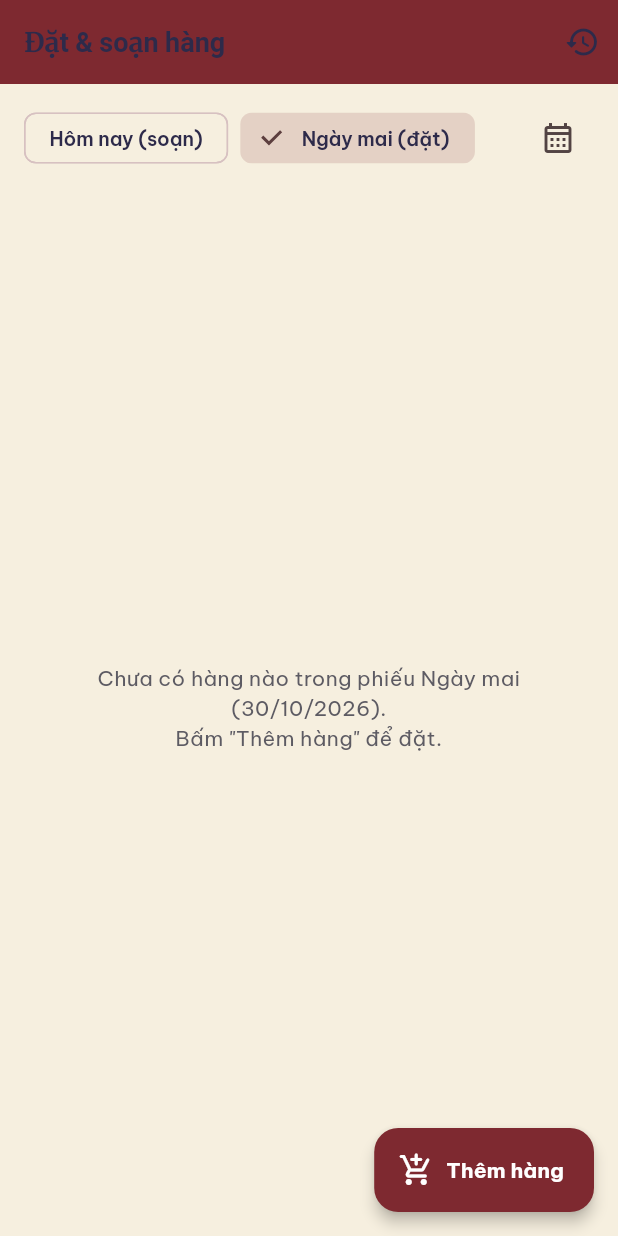
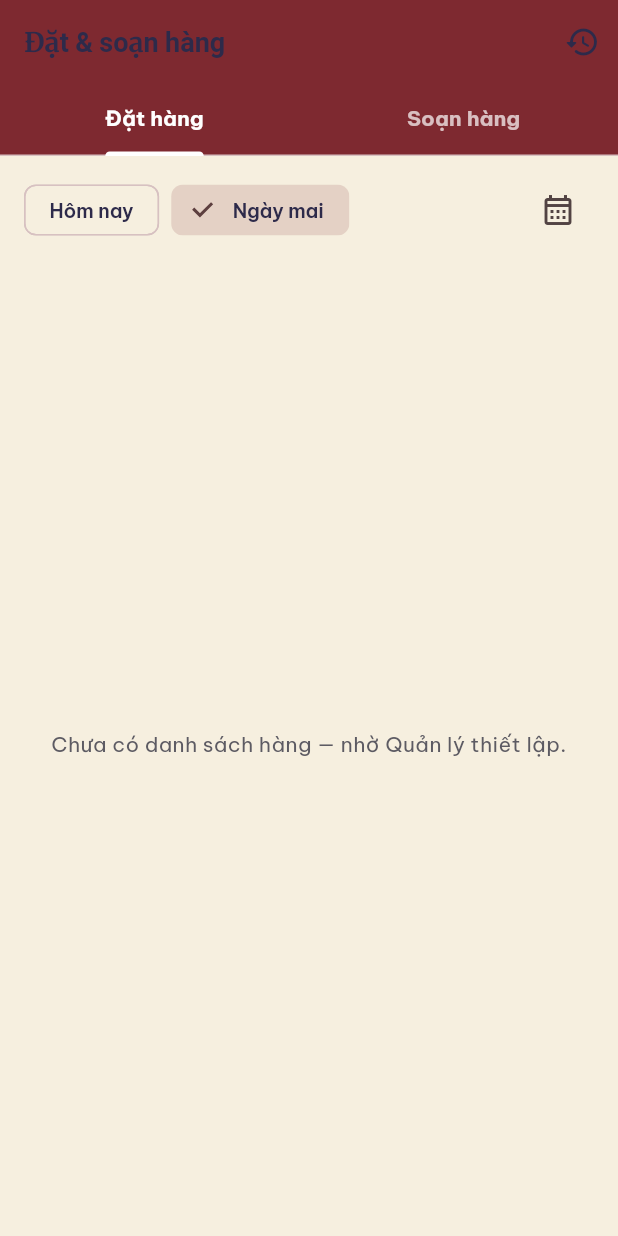
Before and after one commit to 2312741-sudo/appchamcong, a Flutter app: the SupplyOrderScreen screen opened by its route, on a phone screen of 412 x 824 dp. Run offline on Flutter 3.47's test engine with Material 3 defaults, Android fonts, the phone set to English and light mode, and no system bars; our stand-ins replace cached_network_image, cloud_firestore, cloud_functions, equatable, firebase_auth, firebase_core and 16 more; missing offline and left inert: excel, mobile_scanner, network_info_plus; accounts and stored records are empty; network calls fail.

Commit message:
feat(supply-order): đặt hàng theo danh sách có sẵn, chỉ nhập số lượng / trọng lượng
Tab "Đặt hàng" hiện toàn bộ danh mục (tên + đơn vị) kèm ô nhập số lượng cho từng món
và số đã đặt; gửi một lần. Tab "Soạn hàng" giữ checklist "Đã soạn".

Co-Authored-By: Claude Opus 5.5 <noreply@anthropic.com>
Claude-Session: https://claude.ai/code/session_01V41Qg3MSUCu7RRE9PDEi8b

```diff
--- a/lib/features/supply_order/screens/supply_order_screen.dart
+++ b/lib/features/supply_order/screens/supply_order_screen.dart
@@ -24,13 +24,71 @@ class SupplyOrderScreen extends ConsumerStatefulWidget {
   ConsumerState<SupplyOrderScreen> createState() => _SupplyOrderScreenState();
 }
 
-class _SupplyOrderScreenState extends ConsumerState<SupplyOrderScreen> {
+class _SupplyOrderScreenState extends ConsumerState<SupplyOrderScreen> with SingleTickerProviderStateMixin {
   late String _date;
+  late final TabController _tabs;
+  // Ô nhập số lượng / trọng lượng cho từng mặt hàng ở tab "Đặt hàng"
+  final Map<String, TextEditingController> _qtyCtrls = {};
+  bool _saving = false;
 
   @override
   void initState() {
     super.initState();
     _date = widget.initialDate ?? SupplyDateUtils.tomorrow();
+    // Mở phiếu hôm nay → vào thẳng tab "Soạn hàng"; ngày khác → "Đặt hàng"
+    _tabs = TabController(length: 2, vsync: this, initialIndex: _date == SupplyDateUtils.today() ? 1 : 0);
+  }
+
+  @override
+  void dispose() {
+    _tabs.dispose();
+    for (final c in _qtyCtrls.values) {
+      c.dispose();
+    }
+    super.dispose();
+  }
+
+  TextEditingController _ctrlFor(String itemId) => _qtyCtrls.putIfAbsent(itemId, () => TextEditingController());
+
+  int get _pendingCount => _qtyCtrls.values.where((c) => SupplyDateUtils.parseQty(c.text) != null).length;
+
+  /// Lưu mọi số lượng đã nhập ở tab "Đặt hàng" vào phiếu ngày đang xem (cộng dồn)
+  Future<void> _saveOrder(List<SupplyItem> items) async {
+    final quantities = <SupplyItem, double>{};
+    for (final it in items) {
+      final c = _qtyCtrls[it.id];
+      if (c == null || c.text.trim().isEmpty) continue;
+      final q = SupplyDateUtils.parseQty(c.text);
+      if (q == null) {
+        _snack('Số lượng của "${it.name}" không hợp lệ', error: true);
+        return;
+      }
+      quantities[it] = q;
+    }
+    if (quantities.isEmpty) {
+      _snack('Nhập số lượng cho ít nhất một món');
+      return;
+    }
+    final storeId = ref.read(currentStoreIdProvider);
+    if (storeId == null) return;
+    setState(() => _saving = true);
+    try {
+      await ref.read(supplyOrderRepositoryProvider).addManyToOrder(
+            storeId,
+            _date,
+            quantities: quantities,
+            uid: _uid,
+            userName: _userName,
+          );
+      for (final c in _qtyCtrls.values) {
+        c.clear();
+      }
+      _snack('Đã đặt ${quantities.length} món cho ${SupplyDateUtils.label(_date)}');
+    } catch (e) {
+      _snack('Không lưu được: $e', error: true);
+    } finally {
+      if (mounted) setState(() => _saving = false);
+    }
   }
 
   String get _uid => ref.read(currentUserIdProvider) ?? '';
@@ -95,47 +153,6 @@ class _SupplyOrderScreenState extends ConsumerState<SupplyOrderScreen> {
     }
     onNote?.call(noteCtrl.text);
     return q;
-  }
-
-  /// Chọn mặt hàng trong danh mục rồi nhập số lượng → cộng dồn vào phiếu ngày đang xem
-  Future<void> _addItem() async {
-    final items = ref.read(supplyItemsProvider).valueOrNull ?? const <SupplyItem>[];
-    final canCatalog = AppPermissions.canManageSupplyCatalog(ref.read(currentMemberProvider)?.role);
-    if (items.isEmpty) {
-      _snack(canCatalog ? 'Danh mục hàng đang trống — hãy thêm mặt hàng trước' : 'Danh mục hàng đang trống — nhờ Quản lý thêm mặt hàng');
-      if (canCatalog) _openCatalog();
-      return;
-    }
-    final item = await showModalBottomSheet<SupplyItem>(
-      context: context,
-      isScrollControlled: true,
-      showDragHandle: true,
-      builder: (ctx) => _ItemPickerSheet(items: items),
-    );
-    if (item == null || !mounted) return;
-    var note = '';
-    final qty = await _askQty(
-      title: 'Đặt "${item.name}" cho ${SupplyDateUtils.label(_date)}',
-      unit: item.unit,
-      onNote: (n) => note = n,
-    );
-    if (qty == null) return;
-    final storeId = ref.read(currentStoreIdProvider);
-    if (storeId == null) return;
-    try {
-      await ref.read(supplyOrderRepositoryProvider).addToOrder(
-            storeId,
-            _date,
-            item: item,
-            qty: qty,
-            uid: _uid,
-            userName: _userName,
-            note: note,
-          );
-      _snack('Đã thêm ${SupplyDateUtils.formatQty(qty)} ${item.unit} ${item.name}');
-    } catch (e) {
-      _snack('Không lưu được: $e', error: true);
-    }
   }
 
   Future<void> _editLine(SupplyOrderLine line) async {
@@ -212,8 +229,8 @@ class _SupplyOrderScreenState extends ConsumerState<SupplyOrderScreen> {
     return Padding(
       padding: const EdgeInsets.fromLTRB(16, 12, 16, 4),
       child: Row(children: [
-        chip('Hôm nay (soạn)', today),
-        chip('Ngày mai (đặt)', tomorrow),
+        chip('Hôm nay', today),
+        chip('Ngày mai', tomorrow),
         const Spacer(),
         IconButton(tooltip: 'Chọn ngày', icon: const Icon(Icons.calendar_month_outlined), onPressed: _pickDate),
       ]),
@@ -225,6 +242,7 @@ class _SupplyOrderScreenState extends ConsumerState<SupplyOrderScreen> {
     final member = ref.watch(currentMemberProvider);
     final canCatalog = AppPermissions.canManageSupplyCatalog(member?.role);
     final orderAsync = ref.watch(supplyOrderProvider(_date));
+    final itemsAsync = ref.watch(supplyItemsProvider);
     final isToday = _date == SupplyDateUtils.today();
 
     return Scaffold(
@@ -242,18 +260,131 @@ class _SupplyOrderScreenState extends ConsumerState<SupplyOrderScreen> {
           if (canCatalog)
             IconButton(tooltip: 'Danh mục hàng', icon: const Icon(Icons.inventory_2_outlined), onPressed: _openCatalog),
         ],
+        bottom: TabBar(
+          controller: _tabs,
+          labelColor: Colors.white,
+          unselectedLabelColor: Colors.white70,
+          indicatorColor: Colors.white,
+          labelStyle: GoogleFonts.beVietnamPro(fontWeight: FontWeight.bold),
+          tabs: const [Tab(text: 'Đặt hàng'), Tab(text: 'Soạn hàng')],
         ),
-      floatingActionButton: FloatingActionButton.extended(
-        backgroundColor: AppColors.primary,
-        foregroundColor: Colors.white,
-        onPressed: _addItem,
-        icon: const Icon(Icons.add_shopping_cart_rounded),
-        label: Text('Thêm hàng', style: GoogleFonts.beVietnamPro(fontWeight: FontWeight.bold)),
       ),
       body: Column(children: [
         _dateBar(),
         Expanded(
-          child: orderAsync.when(
+          child: TabBarView(controller: _tabs, children: [
+            _orderTab(itemsAsync, orderAsync.valueOrNull, canCatalog),
+            _prepareTab(orderAsync, isToday),
+          ]),
+        ),
+      ]),
+    );
+  }
+
+  /// Tab "Đặt hàng": danh sách hàng có sẵn (tên + đơn vị), người đặt chỉ nhập số lượng / trọng lượng
+  Widget _orderTab(AsyncValue<List<SupplyItem>> itemsAsync, SupplyOrder? order, bool canCatalog) {
+    return itemsAsync.when(
+      loading: () => const Center(child: CircularProgressIndicator()),
+      error: (e, _) => Center(child: Text('Lỗi tải danh mục: $e')),
+      data: (items) {
+        if (items.isEmpty) {
+          return Center(
+            child: Padding(
+              padding: const EdgeInsets.all(32),
+              child: Column(mainAxisSize: MainAxisSize.min, children: [
+                Text(
+                  canCatalog ? 'Chưa có danh sách hàng. Hãy thiết lập tên món và đơn vị trước.' : 'Chưa có danh sách hàng — nhờ Quản lý thiết lập.',
+                  textAlign: TextAlign.center,
+                  style: GoogleFonts.beVietnamPro(color: AppColors.textSecondary),
+                ),
+                if (canCatalog) ...[
+                  const SizedBox(height: 12),
+                  ElevatedButton.icon(
+                    style: ElevatedButton.styleFrom(backgroundColor: AppColors.primary, foregroundColor: Colors.white),
+                    onPressed: _openCatalog,
+                    icon: const Icon(Icons.inventory_2_outlined),
+                    label: const Text('Thiết lập danh sách hàng'),
+                  ),
+                ],
+              ]),
+            ),
+          );
+        }
+        final ordered = {for (final l in order?.lines ?? const <SupplyOrderLine>[]) l.itemId: l};
+        String? lastGroup;
+        final rows = <Widget>[];
+        for (final it in items) {
+          if (it.group != lastGroup && it.group.isNotEmpty) {
+            rows.add(Padding(
+              padding: const EdgeInsets.fromLTRB(4, 14, 4, 6),
+              child: Text(it.group.toUpperCase(),
+                  style: GoogleFonts.beVietnamPro(fontSize: 12, fontWeight: FontWeight.w800, color: AppColors.textSecondary)),
+            ));
+          }
+          lastGroup = it.group;
+          final line = ordered[it.id];
+          rows.add(Container(
+            margin: const EdgeInsets.only(bottom: 8),
+            padding: const EdgeInsets.fromLTRB(14, 10, 10, 10),
+            decoration: BoxDecoration(color: Colors.white, borderRadius: BorderRadius.circular(12), border: Border.all(color: AppColors.border)),
+            child: Row(children: [
+              Expanded(
+                child: Column(crossAxisAlignment: CrossAxisAlignment.start, children: [
+                  Text(it.name, style: GoogleFonts.beVietnamPro(fontWeight: FontWeight.w700)),
+                  if (line != null)
+                    Text('Đã đặt: ${SupplyDateUtils.formatQty(line.qty)} ${line.unit} • ${line.contributorNames.join(", ")}',
+                        style: GoogleFonts.beVietnamPro(fontSize: 12, color: AppColors.success, fontWeight: FontWeight.w600)),
+                ]),
+              ),
+              const SizedBox(width: 8),
+              SizedBox(
+                width: 110,
+                child: TextField(
+                  controller: _ctrlFor(it.id),
+                  keyboardType: const TextInputType.numberWithOptions(decimal: true),
+                  textAlign: TextAlign.right,
+                  onChanged: (_) => setState(() {}),
+                  decoration: InputDecoration(
+                    hintText: line == null ? 'SL' : '+ thêm',
+                    suffixText: it.unit,
+                    isDense: true,
+                    border: const OutlineInputBorder(),
+                  ),
+                ),
+              ),
+            ]),
+          ));
+        }
+        final pending = _pendingCount;
+        return Column(children: [
+          Expanded(child: ListView(padding: const EdgeInsets.fromLTRB(16, 4, 16, 16), children: rows)),
+          SafeArea(
+            top: false,
+            child: Padding(
+              padding: const EdgeInsets.fromLTRB(16, 4, 16, 12),
+              child: SizedBox(
+                width: double.infinity,
+                height: 48,
+                child: ElevatedButton.icon(
+                  style: ElevatedButton.styleFrom(backgroundColor: AppColors.primary, foregroundColor: Colors.white),
+                  onPressed: _saving || pending == 0 ? null : () => _saveOrder(items),
+                  icon: _saving
+                      ? const SizedBox(width: 18, height: 18, child: CircularProgressIndicator(strokeWidth: 2, color: Colors.white))
+                      : const Icon(Icons.send_rounded),
+                  label: Text(pending == 0 ? 'Nhập số lượng để đặt' : 'Đặt $pending món cho ${SupplyDateUtils.label(_date)}',
+                      style: GoogleFonts.beVietnamPro(fontWeight: FontWeight.bold)),
+                ),
+              ),
+            ),
+          ),
+        ]);
+      },
+    );
+  }
+
+  /// Tab "Soạn hàng": người vào ca kiểm từng món đã đặt và tích "Đã soạn"
+  Widget _prepareTab(AsyncValue<SupplyOrder> orderAsync, bool isToday) {
+    return orderAsync.when(
       loading: () => const Center(child: CircularProgressIndicator()),
       error: (e, _) => Center(child: Text('Lỗi tải phiếu: $e')),
       data: (order) {
@@ -262,7 +393,7 @@ class _SupplyOrderScreenState extends ConsumerState<SupplyOrderScreen> {
             child: Padding(
               padding: const EdgeInsets.all(32),
               child: Text(
-                      'Chưa có hàng nào trong phiếu ${SupplyDateUtils.label(_date)}.\nBấm "Thêm hàng" để đặt.',
+                'Chưa có hàng nào được đặt cho ${SupplyDateUtils.label(_date)}.',
                 textAlign: TextAlign.center,
                 style: GoogleFonts.beVietnamPro(color: AppColors.textSecondary),
               ),
@@ -270,7 +401,7 @@ class _SupplyOrderScreenState extends ConsumerState<SupplyOrderScreen> {
           );
         }
         return ListView(
-                padding: const EdgeInsets.fromLTRB(16, 8, 16, 96),
+          padding: const EdgeInsets.fromLTRB(16, 8, 16, 32),
           children: [
             _ProgressHeader(order: order, isToday: isToday),
             const SizedBox(height: 8),
@@ -284,9 +415,6 @@ class _SupplyOrderScreenState extends ConsumerState<SupplyOrderScreen> {
           ],
         );
       },
-          ),
-        ),
-      ]),
     );
   }
 }
@@ -379,50 +507,3 @@ class _LineTile extends StatelessWidget {
     );
   }
 }
-
-class _ItemPickerSheet extends StatefulWidget {
-  final List<SupplyItem> items;
-  const _ItemPickerSheet({required this.items});
-
-  @override
-  State<_ItemPickerSheet> createState() => _ItemPickerSheetState();
-}
-
-class _ItemPickerSheetState extends State<_ItemPickerSheet> {
-  String _q = '';
-
-  @override
-  Widget build(BuildContext context) {
-    final q = _q.trim().toLowerCase();
-    final list = widget.items.where((i) => q.isEmpty || i.name.toLowerCase().contains(q) || i.group.toLowerCase().contains(q)).toList();
-    return SafeArea(
-      child: SizedBox(
-        height: MediaQuery.of(context).size.height * 0.75,
-        child: Column(children: [
-          Padding(
-            padding: const EdgeInsets.fromLTRB(16, 0, 16, 8),
-            child: TextField(
-              autofocus: true,
-              decoration: const InputDecoration(hintText: 'Tìm mặt hàng...', prefixIcon: Icon(Icons.search), border: OutlineInputBorder(), isDense: true),
-              onChanged: (v) => setState(() => _q = v),
-            ),
-          ),
-          Expanded(
-            child: ListView.builder(
-              itemCount: list.length,
-              itemBuilder: (_, i) {
-                final it = list[i];
-                return ListTile(
-                  title: Text(it.name, style: GoogleFonts.beVietnamPro(fontWeight: FontWeight.w600)),
-                  subtitle: Text([if (it.group.isNotEmpty) it.group, if (it.unit.isNotEmpty) 'Đơn vị: ${it.unit}'].join(' • ')),
-                  trailing: const Icon(Icons.add_circle_outline, color: AppColors.primary),
-                  onTap: () => Navigator.pop(context, it),
-                );
-              },
-            ),
-          ),
-        ]),
-      ),
-    );
-  }
-}
```
Also changed, not shown: lib/features/supply_order/repositories/supply_order_repository.dart (+32 -0 lines), 1 other file. Lines whose indentation alone changed are shown as unchanged.
